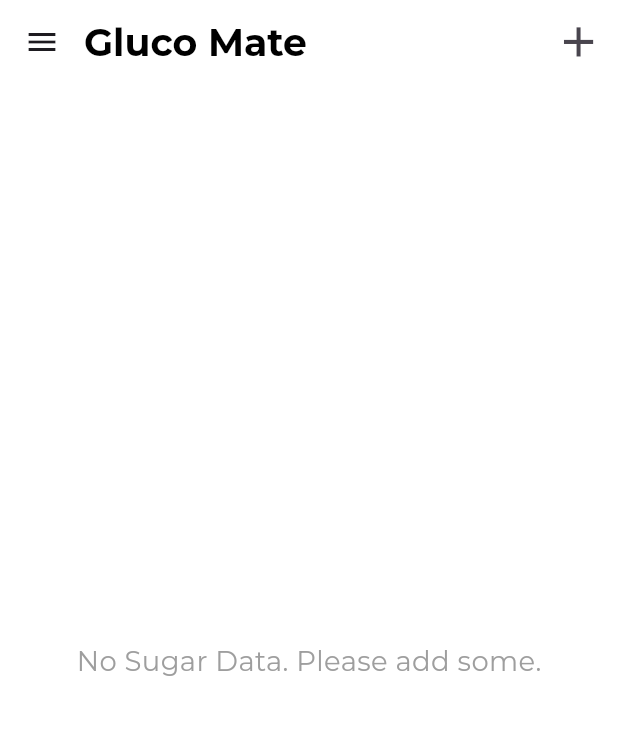
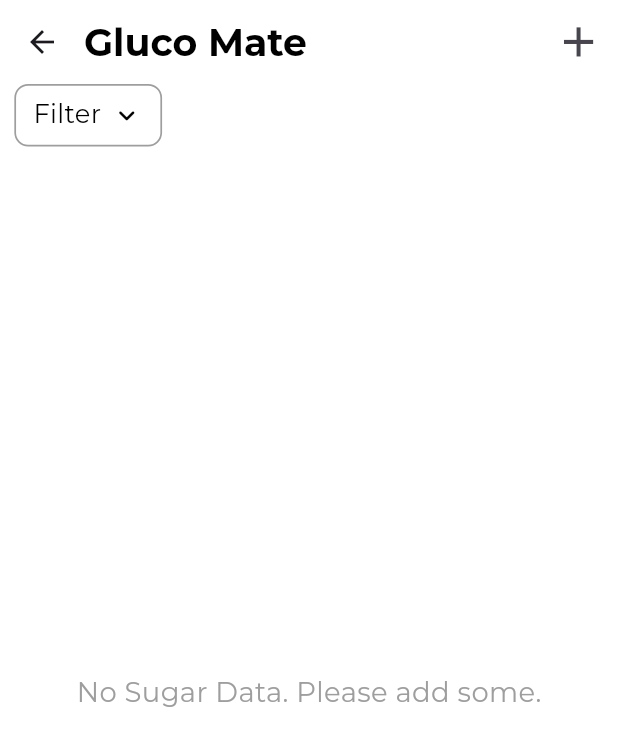
Before and after one commit to JaydeepSitapara/gluco_mate, a Flutter app: the screen it shows after launch, on a phone screen of 412 x 824 dp. Shown: the top 746 px of the screen. Run offline on Flutter 3.47's test engine with Material 3 defaults, Android fonts, the phone set to English and light mode, and no system bars; our stand-ins replace flutter_phoenix, flutter_screenutil, get_it, sqflite; accounts and stored records are empty.

Commit message:
added date range filter.

```diff
--- a/lib/main.dart
+++ b/lib/main.dart
@@ -1,5 +1,5 @@
 import 'package:flutter/material.dart';
-import 'package:gluco_mate/providers/patient_data_provider.dart';
+import 'package:gluco_mate/providers/sugar_data_provider.dart';
 import 'package:gluco_mate/ui/splash/splash_screen.dart';
 import 'package:gluco_mate/utils/database/db_helper.dart';
 import 'package:flutter_phoenix/flutter_phoenix.dart';
--- a/lib/ui/sugardata/add_sugar_data_screen.dart
+++ b/lib/ui/sugardata/add_sugar_data_screen.dart
@@ -1,6 +1,6 @@
 import 'package:flutter/material.dart';
 import 'package:gluco_mate/models/suger_data_model.dart';
-import 'package:gluco_mate/providers/patient_data_provider.dart';
+import 'package:gluco_mate/providers/sugar_data_provider.dart';
 import 'package:gluco_mate/ui/sugardata/sugar_data_list_screen.dart';
 import 'package:gluco_mate/ui/theme/colors.dart';
 import 'package:gluco_mate/utils/injector.dart';
--- /dev/null
+++ b/lib/ui/sugardata/filter/filter_date_range_widget.dart
@@ -0,0 +1,117 @@
+import 'package:flutter/material.dart';
+import 'package:flutter_screenutil/flutter_screenutil.dart';
+import 'package:gluco_mate/providers/sugar_data_provider.dart';
+import 'package:gluco_mate/ui/sugardata/filter/filter_date_range_picker.dart';
+import 'package:gluco_mate/ui/theme/colors.dart';
+import 'package:gluco_mate/ui/theme/style.dart';
+import 'package:gluco_mate/utils/injector.dart';
+import 'package:intl/intl.dart';
+
+class FilterDateRangeWidget extends StatefulWidget {
+  const FilterDateRangeWidget({super.key});
+
+  @override
+  State<FilterDateRangeWidget> createState() => _FilterDateRangeWidgetState();
+}
+
+class _FilterDateRangeWidgetState extends State<FilterDateRangeWidget> {
+  final sugarDataProvider = sl<SugarDataProvider>();
+
+  @override
+  Widget build(BuildContext context) {
+    return InkWell(
+      onTap: () {
+        showModalBottomSheet(
+          context: context,
+          shape: const RoundedRectangleBorder(
+            borderRadius: BorderRadius.vertical(
+              top: Radius.circular(20),
+            ),
+          ),
+          backgroundColor: whiteColor,
+          clipBehavior: Clip.antiAliasWithSaveLayer,
+          builder: (BuildContext context) {
+            return Padding(
+              padding:
+                  EdgeInsets.symmetric(horizontal: 16.0.w, vertical: 8.0.h),
+              child: Column(
+                crossAxisAlignment: CrossAxisAlignment.start,
+                children: [
+                  Padding(
+                    padding: EdgeInsets.symmetric(vertical: 8.0.h),
+                    child: Text(
+                      'Filter',
+                      style: montserratStyle(
+                        fontSize: 22.sp,
+                        fontWeight: FontWeight.w500,
+                      ),
+                    ),
+                  ),
+                  SizedBox(height: 10.0.h),
+                  FilterDateRangePicker(
+                    onDateRangeChanged: (
+                      DateTime? startDate,
+                      DateTime? endDate,
+                    ) {
+                      sugarDataProvider.startDate = startDate;
+                      sugarDataProvider.endDate = endDate;
+                    },
+                  ),
+                ],
+              ),
+            );
+          },
+        ).then((_) async {
+          if (sugarDataProvider.startDate != null &&
+              sugarDataProvider.endDate != null) {
+            await sugarDataProvider.getSugarDataList(
+              startDate: DateFormat('yyyy-MM-dd')
+                  .format(sugarDataProvider.startDate ?? DateTime.now()),
+              endDate: DateFormat('yyyy-MM-dd')
+                  .format(sugarDataProvider.endDate ?? DateTime.now()),
+            );
+          } else {
+            await sugarDataProvider.getSugarDataList();
+          }
+          sugarDataProvider.clearFilter();
+
+          //
+          //
+          // await sugarDataProvider.getSugarDataList(
+          //   startDate: DateFormat('yyyy-MM-dd')
+          //       .format(sugarDataProvider.startDate ?? DateTime.now()),
+          //   endDate: DateFormat('yyyy-MM-dd')
+          //       .format(sugarDataProvider.endDate ?? DateTime.now()),
+          // );
+          //
+          // sugarDataProvider.startDate = null;
+          // sugarDataProvider.endDate = null;
+          //
+        });
+      },
+      child: Container(
+        decoration: BoxDecoration(
+          color: whiteColor,
+          borderRadius: BorderRadius.circular(8.r),
+          border: Border.all(color: greyColor, width: 1.w),
+        ),
+        padding: EdgeInsets.symmetric(horizontal: 10.w, vertical: 6.h),
+        child: Row(
+          mainAxisSize: MainAxisSize.min,
+          children: [
+            Text(
+              'Filter',
+              style: montserratStyle(fontSize: 15.sp),
+            ),
+            const SizedBox(width: 6),
+            const Icon(
+              Icons.keyboard_arrow_down_rounded,
+              size: 22,
+              color: blackColor,
+            )
+          ],
+        ),
+      ),
+    );
+  }
+}
--- a/lib/ui/sugardata/sugar_data_list_screen.dart
+++ b/lib/ui/sugardata/sugar_data_list_screen.dart
@@ -1,8 +1,11 @@
+import 'dart:io';
+
 import 'package:flutter/material.dart';
 import 'package:flutter_screenutil/flutter_screenutil.dart';
 import 'package:gluco_mate/models/suger_data_model.dart';
-import 'package:gluco_mate/providers/patient_data_provider.dart';
+import 'package:gluco_mate/providers/sugar_data_provider.dart';
 import 'package:gluco_mate/ui/sugardata/add_sugar_data_screen.dart';
+import 'package:gluco_mate/ui/sugardata/filter/filter_date_range_widget.dart';
 import 'package:gluco_mate/ui/theme/colors.dart';
 import 'package:gluco_mate/utils/date_format.dart';
 import 'package:gluco_mate/utils/injector.dart';
@@ -15,15 +18,22 @@ class SugarDataListScreen extends StatefulWidget {
 }
 
 class _SugarDataListScreenState extends State<SugarDataListScreen> {
+  final sugarDataProvider = sl<SugarDataProvider>();
+
   @override
   void initState() {
     super.initState();
-    sl<SugarDataProvider>().getSugarDataList();
+    sugarDataProvider.getSugarDataList();
   }
 
   @override
   Widget build(BuildContext context) {
-    return Scaffold(
+    return PopScope(
+      canPop: false,
+      onPopInvokedWithResult: (didPop, result) {
+        exit(0);
+      },
+      child: Scaffold(
         backgroundColor: Colors.white,
         appBar: AppBar(
           scrolledUnderElevation: 0,
@@ -58,58 +68,71 @@ class _SugarDataListScreenState extends State<SugarDataListScreen> {
           elevation: 0,
           titleSpacing: 0,
         ),
-      drawer: Drawer(
-        backgroundColor: whiteColor,
-        shape: const RoundedRectangleBorder(borderRadius: BorderRadius.zero),
-        child: ListView(
-          padding: EdgeInsets.zero,
+        // drawer: Drawer(
+        //   backgroundColor: whiteColor,
+        //   shape: const RoundedRectangleBorder(borderRadius: BorderRadius.zero),
+        //   child: ListView(
+        //     padding: EdgeInsets.zero,
+        //     children: [
+        //       DrawerHeader(
+        //         child: Column(
+        //           crossAxisAlignment: CrossAxisAlignment.start,
+        //           mainAxisAlignment: MainAxisAlignment.end,
+        //           children: [
+        //             Text(
+        //               "Gluco Mate",
+        //               style: montserratStyle(
+        //                 fontSize: 34.sp,
+        //                 fontWeight: FontWeight.bold,
+        //               ),
+        //             ),
+        //           ],
+        //         ),
+        //       ),
+        //       ListTile(
+        //         leading: const Icon(Icons.file_copy),
+        //         title: Text(
+        //           'Reports',
+        //           style: montserratStyle(
+        //             fontSize: 14.sp,
+        //             fontWeight: FontWeight.w500,
+        //           ),
+        //         ),
+        //         onTap: () {
+        //           Navigator.pop(context); // Close Drawer
+        //         },
+        //       ),
+        //     ],
+        //   ),
+        // ),
+        body: Consumer<SugarDataProvider>(
+          builder: (context, sugarDataProvider, child) {
+            return Column(
+              crossAxisAlignment: CrossAxisAlignment.start,
               children: [
-            DrawerHeader(
-              child: Column(
-                crossAxisAlignment: CrossAxisAlignment.start,
-                mainAxisAlignment: MainAxisAlignment.end,
-                children: [
-                  Text(
-                    "Gluco Mate",
+                Padding(
+                  padding: EdgeInsets.symmetric(horizontal: 8.h),
+                  child: const FilterDateRangeWidget(),
+                ),
+                sugarDataProvider.sugarDataList.isEmpty
+                    ? Expanded(
+                        child: Center(
+                          child: Text(
+                            'No Sugar Data. Please add some.',
                             style: montserratStyle(
-                      fontSize: 34.sp,
-                      fontWeight: FontWeight.bold,
+                                fontSize: 16.sp, color: Colors.grey),
                           ),
                         ),
-                ],
-              ),
-            ),
-            ListTile(
-              leading: const Icon(Icons.file_copy),
-              title: Text(
-                'Reports',
-                style: montserratStyle(
-                  fontSize: 14.sp,
-                  fontWeight: FontWeight.w500,
-                ),
-              ),
-              onTap: () {
-                Navigator.pop(context); // Close Drawer
-              },
-            ),
-          ],
-        ),
-      ),
-      body: Consumer<SugarDataProvider>(
-        builder: (context, sugarDataProvider, child) {
-          return sugarDataProvider.sugarDataList.isEmpty
-              ? Center(
-                  child: Text(
-                    'No Sugar Data. Please add some.',
-                    style: montserratStyle(fontSize: 16.sp, color: Colors.grey),
-                  ),
                       )
-              : Padding(
-                  padding: EdgeInsets.symmetric(horizontal: 4.w, vertical: 2.h),
+                    : Expanded(
+                      child: Padding(
+                          padding:
+                              EdgeInsets.symmetric(horizontal: 4.w, vertical: 2.h),
                           child: ListView.builder(
                             itemCount: sugarDataProvider.sugarDataList.length,
                             itemBuilder: (context, index) {
-                      final sugarData = sugarDataProvider.sugarDataList[index];
+                              final sugarData =
+                                  sugarDataProvider.sugarDataList[index];
                               return _sugarDataCard(
                                 sugarData,
                                 () {
@@ -125,8 +148,12 @@ class _SugarDataListScreenState extends State<SugarDataListScreen> {
                               );
                             },
                           ),
+                        ),
+                    )
+              ],
             );
           },
+        ),
       ),
     );
   }
--- a/lib/ui/widgets/condition_selection_drop_down.dart
+++ b/lib/ui/widgets/condition_selection_drop_down.dart
@@ -1,5 +1,5 @@
 import 'package:flutter/material.dart';
-import 'package:gluco_mate/providers/patient_data_provider.dart';
+import 'package:gluco_mate/providers/sugar_data_provider.dart';
 import 'package:gluco_mate/ui/theme/colors.dart';
 import 'package:gluco_mate/ui/theme/style.dart';
 import 'package:flutter_screenutil/flutter_screenutil.dart';
--- a/lib/ui/widgets/date_picker.dart
+++ b/lib/ui/widgets/date_picker.dart
@@ -1,5 +1,5 @@
 import 'package:flutter/material.dart';
-import 'package:gluco_mate/providers/patient_data_provider.dart';
+import 'package:gluco_mate/providers/sugar_data_provider.dart';
 import 'package:gluco_mate/ui/theme/style.dart';
 import 'package:gluco_mate/utils/injector.dart';
 import 'package:intl/intl.dart';
--- a/lib/ui/widgets/time_picker.dart
+++ b/lib/ui/widgets/time_picker.dart
@@ -1,6 +1,6 @@
 import 'package:flutter/material.dart';
 import 'package:flutter_screenutil/flutter_screenutil.dart';
-import 'package:gluco_mate/providers/patient_data_provider.dart';
+import 'package:gluco_mate/providers/sugar_data_provider.dart';
 import 'package:gluco_mate/ui/theme/style.dart';
 import 'package:gluco_mate/utils/injector.dart';
 
--- a/lib/utils/injector.dart
+++ b/lib/utils/injector.dart
@@ -1,5 +1,5 @@
 import 'package:get_it/get_it.dart';
-import 'package:gluco_mate/providers/patient_data_provider.dart';
+import 'package:gluco_mate/providers/sugar_data_provider.dart';
 import 'package:gluco_mate/utils/database/local_db_provider.dart';
 
 final sl = GetIt.instance;
```
Also changed, not shown: lib/providers/sugar_data_provider.dart (renamed from lib/providers/patient_data_provider.dart, +37 -4 lines), lib/ui/splash/splash_screen.dart (+17 -1 lines), lib/ui/sugardata/filter/filter_date_range_picker.dart (added, +146 -0 lines), lib/utils/database/local_db_provider.dart (+43 -6 lines), 1 other file. Lines whose indentation alone changed are shown as unchanged.
